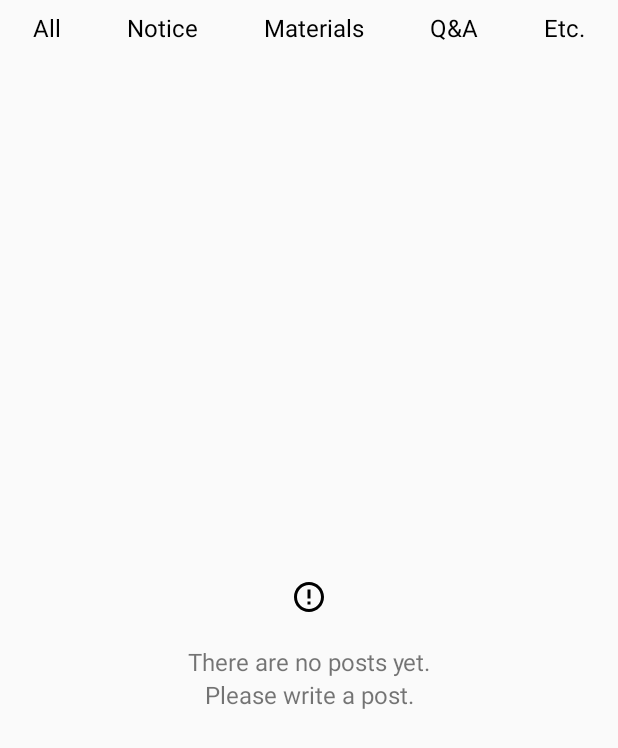
After one commit to os94/ASKU, an Android app: the layout fragment_course.xml on its own in the app's theme, with its tools: preview values and no code run, on a phone screen of 412 x 824 dp. The commit adds this screen. Shown: the top 748 px of the screen. Run offline under Robolectric (Android 15) with nearby library versions, the light colour scheme and no system bars.

Commit message:
post_list_page updated

```diff
--- /dev/null
+++ b/app/src/main/res/drawable/ic_error_outline_black_24dp.xml
@@ -0,0 +1,9 @@
+<vector xmlns:android="http://schemas.android.com/apk/res/android"
+        android:width="24dp"
+        android:height="24dp"
+        android:viewportWidth="24.0"
+        android:viewportHeight="24.0">
+    <path
+        android:fillColor="#FF000000"
+        android:pathData="M11,15h2v2h-2zM11,7h2v6h-2zM11.99,2C6.47,2 2,6.48 2,12s4.47,10 9.99,10C17.52,22 22,17.52 22,12S17.52,2 11.99,2zM12,20c-4.42,0 -8,-3.58 -8,-8s3.58,-8 8,-8 8,3.58 8,8 -3.58,8 -8,8z"/>
+</vector>
--- /dev/null
+++ b/app/src/main/res/layout/fragment_course.xml
@@ -0,0 +1,119 @@
+<?xml version="1.0" encoding="utf-8"?>
+<LinearLayout xmlns:android="http://schemas.android.com/apk/res/android"
+    android:layout_width="match_parent"
+    android:layout_height="match_parent">
+
+    <LinearLayout
+        android:layout_width="match_parent"
+        android:layout_height="match_parent"
+        android:orientation="vertical">
+
+        <LinearLayout
+            android:layout_width="match_parent"
+            android:layout_height="wrap_content">
+
+            <TextView
+                android:id="@+id/course_tab_all"
+                android:layout_width="wrap_content"
+                android:layout_height="wrap_content"
+                android:layout_marginBottom="7dp"
+                android:layout_marginTop="7dp"
+                android:layout_weight="1"
+                android:gravity="center"
+                android:text="@string/course_tab_all"
+                android:textSize="16sp"
+                android:textColor="@android:color/black"/>
+
+            <TextView
+                android:id="@+id/course_tab_notice"
+                android:layout_width="wrap_content"
+                android:layout_height="wrap_content"
+                android:layout_marginBottom="7dp"
+                android:layout_marginTop="7dp"
+                android:layout_weight="1"
+                android:gravity="center"
+                android:text="@string/course_tab_notice"
+                android:textSize="16sp"
+                android:textColor="@android:color/black"/>
+
+            <TextView
+                android:id="@+id/course_tab_materials"
+                android:layout_width="wrap_content"
+                android:layout_height="wrap_content"
+                android:layout_marginBottom="7dp"
+                android:layout_marginTop="7dp"
+                android:layout_weight="1"
+                android:gravity="center"
+                android:text="@string/course_tab_materials"
+                android:textSize="16sp"
+                android:textColor="@android:color/black"/>
+
+            <TextView
+                android:id="@+id/course_tab_qna"
+                android:layout_width="wrap_content"
+                android:layout_height="wrap_content"
+                android:layout_marginBottom="7dp"
+                android:layout_marginTop="7dp"
+                android:layout_weight="1"
+                android:gravity="center"
+                android:text="@string/course_tab_qna"
+                android:textSize="16sp"
+                android:textColor="@android:color/black"/>
+
+            <TextView
+                android:id="@+id/course_tab_etc"
+                android:layout_width="wrap_content"
+                android:layout_height="wrap_content"
+                android:layout_marginBottom="7dp"
+                android:layout_marginTop="7dp"
+                android:layout_weight="1"
+                android:gravity="center"
+                android:text="@string/course_tab_etc"
+                android:textSize="16sp"
+                android:textColor="@android:color/black"/>
+
+        </LinearLayout>
+
+        <!-- To enclose the EmptyRecyclerView and the empty view -->
+        <LinearLayout
+            android:layout_width="match_parent"
+            android:layout_height="match_parent"
+            android:orientation="vertical">
+
+            <kr.ac.korea.lecturestalk.kulecturestalk.View.EmptyRecyclerView
+                android:id="@+id/course_posts_recycler_view"
+                android:layout_width="match_parent"
+                android:layout_height="match_parent"
+                android:visibility="gone"/>
+
+            <LinearLayout
+                android:id="@+id/course_post_empty"
+                android:layout_width="match_parent"
+                android:layout_height="match_parent"
+                android:orientation="vertical"
+                android:gravity="center">
+
+                <ImageView
+                    android:src="@drawable/ic_error_outline_black_24dp"
+                    android:layout_width="wrap_content"
+                    android:layout_height="wrap_content"
+                    android:layout_gravity="center"
+                    android:layout_marginBottom="20dp"/>
+                <TextView
+                    android:layout_width="match_parent"
+                    android:layout_height="wrap_content"
+                    android:text="@string/course_no_posts1"
+                    android:textSize="16sp"
+                    android:gravity="center_horizontal"/>
+                <TextView
+                    android:layout_width="match_parent"
+                    android:layout_height="wrap_content"
+                    android:text="@string/course_no_posts2"
+                    android:textSize="16sp"
+                    android:gravity="center_horizontal"/>
+            </LinearLayout>
+
+        </LinearLayout>
+    </LinearLayout>
+
+</LinearLayout>
--- a/app/src/main/res/values/strings.xml
+++ b/app/src/main/res/values/strings.xml
@@ -21,4 +21,13 @@
     <string name="signup_toast_usable_used_id">You can use this Email</string>
     <string name="signup_toast_password_chars">Input password more than %d characters</string>
     <string name="signup_toast_password_reconfirm">Miss matched password and the reconfirm</string>
+
+    <!-- Course Fragement -->
+    <string name="course_tab_all">All</string>
+    <string name="course_tab_notice">Notice</string>
+    <string name="course_tab_materials">Materials</string>
+    <string name="course_tab_qna">Q&amp;A</string>
+    <string name="course_tab_etc">Etc.</string>
+    <string name="course_no_posts1">There are no posts yet.</string>
+    <string name="course_no_posts2">Please write a post.</string>
 </resources>
```
Also changed, not shown: app/src/main/AndroidManifest.xml (+6 -6 lines), app/src/main/java/kr/ac/korea/lecturestalk/kulecturestalk/Adapter/PostListAdapter.java (added, +72 -0 lines), app/src/main/java/kr/ac/korea/lecturestalk/kulecturestalk/MainActivity.java (+8 -2 lines), app/src/main/java/kr/ac/korea/lecturestalk/kulecturestalk/Model/Post.java (added, +171 -0 lines), app/src/main/java/kr/ac/korea/lecturestalk/kulecturestalk/View/EmptyRecyclerView.java (added, +68 -0 lines), app/src/main/java/kr/ac/korea/lecturestalk/kulecturestalk/View/Fragment/CourseFragment.java (added, +126 -0 lines), app/src/main/res/drawable/line_bottom_border.xml (added, +14 -0 lines), app/src/main/res/layout/item_course_post.xml (added, +87 -0 lines), app/src/main/res/drawable/ic_comment.png (added), app/src/main/res/drawable/ic_like.png (added), app/src/main/res/drawable/ic_view.png (added), 1 other file.
